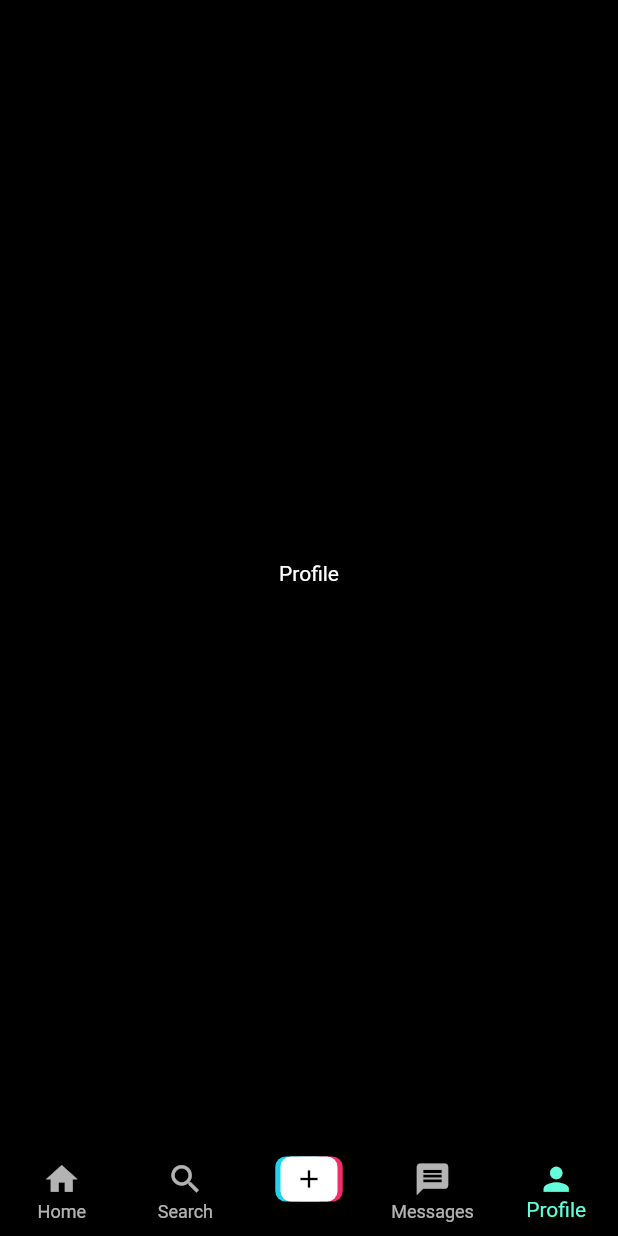
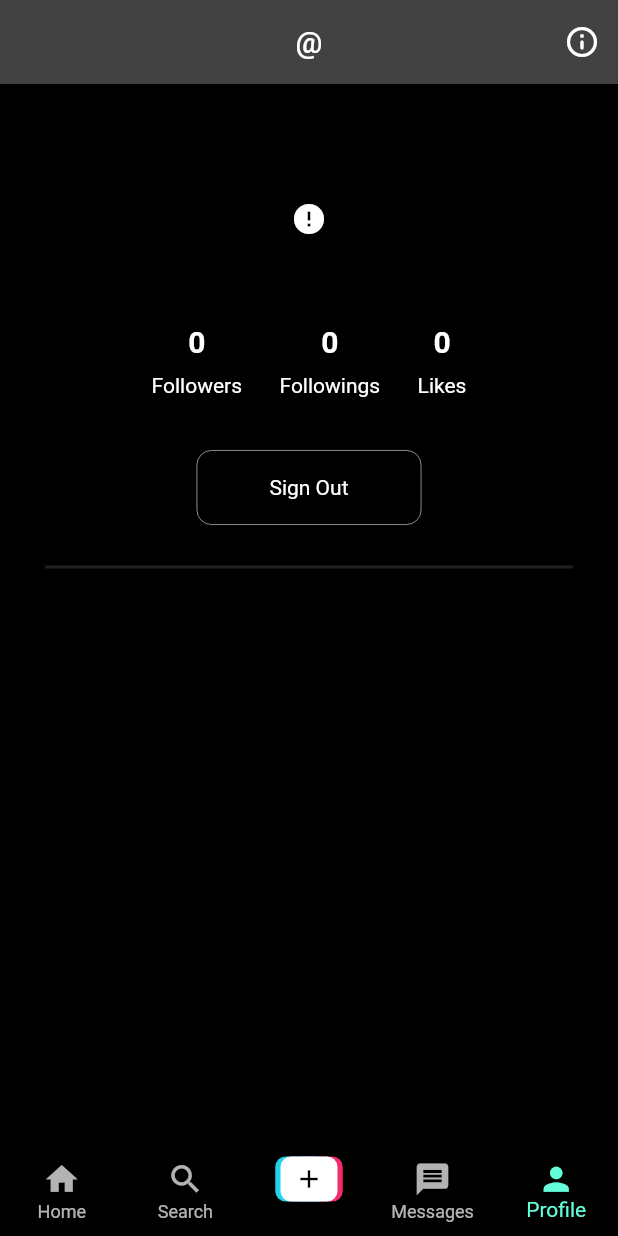
Before and after one commit to codewithdhruv22/TikTok-Clone-Fluttter, a Flutter app: the screen it shows once a user with an empty profile is signed in, item 5 of the bottom bar chosen, on a phone screen of 412 x 824 dp. Run offline on Flutter 3.47's test engine with Material 2 defaults, Android fonts, the phone set to English and light mode, and no system bars; drawn by our look-alikes of cached_network_image; our stand-ins replace cloud_firestore, firebase_auth, firebase_core, firebase_storage, get, image_picker and 2 more; missing offline and left inert: flutter_share, video_compress; accounts and stored records are empty; network calls fail.

Commit message:
Complete Project

```diff
--- a/lib/constants.dart
+++ b/lib/constants.dart
@@ -1,9 +1,11 @@
+import 'package:firebase_auth/firebase_auth.dart';
 import 'package:flutter/material.dart';
 import 'dart:math';
 
 import 'package:flutter/material.dart';
 import 'package:tiktok_yt/view/screens/add_video.dart';
 import 'package:tiktok_yt/view/screens/display_screen.dart';
+import 'package:tiktok_yt/view/screens/profile_screen.dart';
 import 'package:tiktok_yt/view/screens/search_screen.dart';
 
 
@@ -24,6 +26,6 @@
 DisplayVideo_Screen(),
  SearchScreen(),
  addVideoScreen(),
-  Text('Messages'),
-  Text('Profile')
+  Text('Coming Soon In New Updates!'),
+  ProfileScreen(uid: FirebaseAuth.instance.currentUser!.uid,),
 ];
--- a/lib/controller/auth_controller.dart
+++ b/lib/controller/auth_controller.dart
@@ -8,6 +8,7 @@
 import 'package:tiktok_yt/model/user.dart';
 import 'package:tiktok_yt/view/screens/Home.dart';
 import 'package:tiktok_yt/view/screens/auth/login_screen.dart';
+import 'package:tiktok_yt/view/screens/auth/signup_screen.dart';
 
 class AuthController extends GetxController {
   static AuthController instance = Get.find();
@@ -108,4 +109,9 @@
 Get.snackbar("Error Logging In",e.toString());
     }
   }
+
+  signOut(){
+    FirebaseAuth.instance.signOut();
+    Get.offAll(LoginScreen());
+  }
 }
--- /dev/null
+++ b/lib/controller/profile_controller.dart
@@ -0,0 +1,107 @@
+import 'package:cloud_firestore/cloud_firestore.dart';
+import 'package:firebase_auth/firebase_auth.dart';
+import 'package:get/get.dart';
+
+class ProfileController extends GetxController{
+final Rx<Map<String, dynamic>> _user = Rx<Map<String, dynamic>>({});
+Map<String, dynamic> get user => _user.value;
+
+  Rx<String> _uid = "".obs;
+
+  updateUseId(String uid){
+
+    _uid.value = uid;
+    getUserDat();
+  }
+
+  getUserDat() async{
+
+    List<String>  thumbnails = [];
+
+
+    var myVideos = await FirebaseFirestore.instance.collection("videos").where("uid" , isEqualTo : _uid.value).get();
+
+    for(int i = 0; i< myVideos.docs.length ; i++){
+
+      thumbnails.add((myVideos.docs[i].data() as dynamic)['thumbnail']);
+    }
+
+    DocumentSnapshot userDoc  = await FirebaseFirestore.instance.collection("users").doc(_uid.value).get();
+
+    final userData = userDoc.data() as dynamic;
+
+    String name = userDoc['name'];
+    String profilePic = userDoc['profilePic'];
+    int likes = 0;
+    int followers = 0;
+    int following  = 0;
+    bool isFollowing = false;
+
+    for (var item in myVideos.docs){
+
+      likes += (item.data()['likes'] as List).length;
+    }
+
+    var followerDoc = await FirebaseFirestore.instance.collection("users").doc(_uid.value).collection("followers").get();
+    var followingDoc = await FirebaseFirestore.instance.collection("users").doc(_uid.value).collection("following").get();
+
+    followers = followerDoc.docs.length;
+    following = followingDoc.docs.length;
+
+    FirebaseFirestore.instance.collection("users").doc(_uid.value).collection("followers").doc(FirebaseAuth.instance.currentUser!.uid).get().then((value){
+
+      if(value.exists){
+        //FOLLOW KRTA HAI
+        isFollowing = true;
+      }else{
+        //FOLLOW NHI KRTA HAI
+        isFollowing = false;
+      }
+    });
+
+
+ _user.value = {
+
+   'followers' : followers.toString(),
+   'following' : following.toString(),
+   'likes' : likes.toString(),
+   'profilePic' : profilePic,
+   'name' : name,
+   'isFollowing' : isFollowing,
+   'thumbnails' : thumbnails
+ };
+
+ update();
+
+  }
+
+  followUser() async{
+
+    var doc = await FirebaseFirestore.instance.collection("users").doc(_uid.value).collection("followers").doc(FirebaseAuth.instance.currentUser!.uid).get();
+
+    if(!doc.exists){
+
+      await FirebaseFirestore.instance.collection("users").doc(_uid.value).collection("followers").doc(FirebaseAuth.instance.currentUser!.uid).set({});
+      await FirebaseFirestore.instance.collection("users").doc(FirebaseAuth.instance.currentUser!.uid).collection("following").doc(_uid.value).set({});
+
+      _user.value.update('followers', (value) => (int.parse(value) + 1).toString());
+
+
+    }else{
+      await FirebaseFirestore.instance.collection("users").doc(_uid.value).collection("followers").doc(FirebaseAuth.instance.currentUser!.uid).delete();
+      await FirebaseFirestore.instance.collection("users").doc(FirebaseAuth.instance.currentUser!.uid).collection("following").doc( _uid.value).delete();
+
+      _user.value.update('followers', (value) => (int.parse(value) - 1).toString());
+
+
+    }
+
+
+    _user.value.update('isFollowing', (value) => !value);
+    update();
+
+
+
+  }
+
+}
--- a/lib/controller/upload_video_controller.dart
+++ b/lib/controller/upload_video_controller.dart
@@ -3,6 +3,7 @@
 import 'package:firebase_storage/firebase_storage.dart';
 import 'package:get/get.dart';
 import 'package:tiktok_yt/model/video.dart';
+import 'package:tiktok_yt/view/screens/Home.dart';
 import 'package:uuid/uuid.dart';
 import 'package:video_compress/video_compress.dart';
 import 'dart:io';
@@ -60,7 +61,7 @@
     );
     await FirebaseFirestore.instance.collection("videos").doc(id).set(video.toJson());
     Get.snackbar("Video Uploaded Successfully", "Thank You Sharing Your Content");
-    Get.back();
+Get.to(HomeScreen());
     }catch(e){
 
       print(e);
--- /dev/null
+++ b/lib/view/screens/profile_screen.dart
@@ -0,0 +1,178 @@
+import 'package:cached_network_image/cached_network_image.dart';
+import 'package:firebase_auth/firebase_auth.dart';
+import 'package:flutter/cupertino.dart';
+import 'package:flutter/material.dart';
+import 'package:get/get.dart';
+import 'package:tiktok_yt/controller/auth_controller.dart';
+import 'package:tiktok_yt/controller/profile_controller.dart';
+import 'package:tiktok_yt/view/screens/Home.dart';
+import 'package:tiktok_yt/view/screens/display_screen.dart';
+import 'package:tiktok_yt/view/widgets/customAddIcon.dart';
+
+class ProfileScreen extends StatefulWidget {
+  String uid;
+   ProfileScreen({Key? key , required this.uid}) : super(key: key);
+
+  @override
+  State<ProfileScreen> createState() => _ProfileScreenState();
+}
+
+class _ProfileScreenState extends State<ProfileScreen> {
+   final ProfileController profileController = Get.put(ProfileController());
+   final AuthController authController = Get.put(AuthController());
+
+
+   @override
+  void initState() {
+    // TODO: implement initState
+    super.initState();
+
+    profileController.updateUseId(widget.uid);
+  }
+  @override
+  Widget build(BuildContext context) {
+    return GetBuilder<ProfileController>(
+        init:ProfileController(),
+        builder: (controller) {
+          return
+            Scaffold(
+      appBar: AppBar(
+title: Text('@${controller.user["name"]}'),
+        centerTitle: true,
+
+        actions: [
+          IconButton(
+            onPressed: (){
+Get.snackbar("TikTok Clone Yt App", "Current Version 1.0");
+            },
+            icon: Icon(Icons.info_outline_rounded),
+          )
+        ],
+      ),
+
+      body:
+
+        controller.user.isEmpty ? Center(
+            child: CircularProgressIndicator(),
+          ): SingleChildScrollView(
+
+            child: SafeArea(
+              child: Column(
+                children: [
+                  SizedBox(height: 40,),
+                  Row(
+                    mainAxisAlignment: MainAxisAlignment.center,
+                    children: [
+ClipOval(
+child: CachedNetworkImage(
+  imageUrl: controller.user['profilePic'],
+  fit: BoxFit.contain,
+  height: 100,
+  width: 100,
+  placeholder: (context , url) => CircularProgressIndicator(),
+  errorWidget: (context , url , error) => Icon(Icons.error),
+),
+)
+                    ],
+                  ),
+                  SizedBox(height: 20,),
+                  Row(
+                    mainAxisAlignment: MainAxisAlignment.center,
+                    children: [
+                      Column(
+                        crossAxisAlignment: CrossAxisAlignment.center,
+                        mainAxisAlignment: MainAxisAlignment.center,
+                        children: [
+                          Text(controller.user['followers'] , style: TextStyle(fontSize: 20 , fontWeight: FontWeight.w700),),
+                          SizedBox(height: 10,),
+                          Text("Followers" , style: TextStyle(fontSize: 14 , fontWeight: FontWeight.w400))
+                        ],
+                      ),
+                      SizedBox(width: 25,),
+                      Column(
+                        crossAxisAlignment: CrossAxisAlignment.center,
+                        mainAxisAlignment: MainAxisAlignment.center,
+                        children: [
+                          Text(controller.user['following'] , style: TextStyle(fontSize: 20 , fontWeight: FontWeight.w700),),
+                          SizedBox(height: 10,),
+                          Text("Followings" , style: TextStyle(fontSize: 14 , fontWeight: FontWeight.w400))
+                        ],
+                      ),
+                      SizedBox(width: 25
+                        ,),Column(
+                        crossAxisAlignment: CrossAxisAlignment.center,
+                        mainAxisAlignment: MainAxisAlignment.center,
+                        children: [
+                          Text(controller.user['likes'] , style: TextStyle(fontSize: 20 , fontWeight: FontWeight.w700),),
+                          SizedBox(height: 10,),
+                          Text("Likes" , style: TextStyle(fontSize: 14 , fontWeight: FontWeight.w400))
+                        ],
+                      ),
+
+                    ],
+                  ),
+
+                  SizedBox(height: 35,),
+
+                  InkWell(
+                    onTap: (){
+
+                      if(widget.uid == FirebaseAuth.instance.currentUser!.uid){
+                        authController.signOut();
+                      } else{
+
+                        controller.followUser();
+                      }
+                    },
+                    child: Container(
+                      width: 150 ,
+                        height: 50,
+                      decoration: BoxDecoration(
+                        border: Border.all(
+                          color: Colors.white60,
+                          width: 0.6
+                        ),
+                        borderRadius: BorderRadius.circular(10)
+
+                      ),
+
+                      child: Center(
+                        child : Text( widget.uid == FirebaseAuth.instance.currentUser!.uid ?  "Sign Out" :
+                        controller.user['isFollowing'] ? "Following"
+                        :
+
+                        "Follow")
+                      ),
+                    ),
+                  ),
+SizedBox(height: 20,),
+Divider(indent: 30 , endIndent: 30, thickness: 2,),
+                  SizedBox(height: 50,),
+              GridView.builder(
+                  physics: NeverScrollableScrollPhysics(),
+                  shrinkWrap: true,
+                  gridDelegate: SliverGridDelegateWithFixedCrossAxisCount(
+                crossAxisCount: 2
+,
+              childAspectRatio: 1 ,
+                crossAxisSpacing: 5
+              ),
+                  itemCount: controller.user['thumbnails'].length,
+                  itemBuilder: (context , index) {
+                    String thumbnail = controller.user['thumbnails'][index];
+                return
+                CachedNetworkImage(
+
+                  fit: BoxFit.cover,
+                  imageUrl: thumbnail,
+                  errorWidget: (context , url , error) => Icon(Icons.error),
+                );
+              })
+                ],
+              ),
+            ),
+          ));
+        });
+
+  }
+}
--- a/lib/view/screens/search_screen.dart
+++ b/lib/view/screens/search_screen.dart
@@ -1,6 +1,7 @@
 import 'package:flutter/material.dart';
 import 'package:tiktok_yt/controller/searchUser_controller.dart';
 import 'package:tiktok_yt/model/user.dart';
+import 'package:tiktok_yt/view/screens/profile_screen.dart';
 import 'package:tiktok_yt/view/widgets/text_input.dart';
 import 'package:get/get.dart';
 class SearchScreen extends StatelessWidget {
@@ -41,7 +42,7 @@
 
             return ListTile(
               onTap: (){
-                Get.snackbar("You Clicked ${user.name}", "Opening Profile Page Of It.");
+                Navigator.push(context, MaterialPageRoute(builder: (context)=>ProfileScreen(uid: user.uid)));
               },
               leading: CircleAvatar(
                 backgroundImage: NetworkImage(
--- a/pubspec.yaml
+++ b/pubspec.yaml
@@ -37,8 +37,9 @@
   image_picker: ^0.8.5+3
   video_player: ^2.4.5
   uuid: ^3.0.6
+  flutter_share: ^2.0.0
   video_compress: ^3.1.0
-
+  cached_network_image: ^3.2.0
   timeago: ^3.2.2
 
 
```
Also changed, not shown: lib/controller/video_controller.dart (+8 -0 lines), lib/view/screens/addcaption_screen.dart (+17 -1 lines), lib/view/screens/auth/login_screen.dart (+8 -1 lines), lib/view/screens/display_screen.dart (+34 -4 lines), pubspec.lock.
